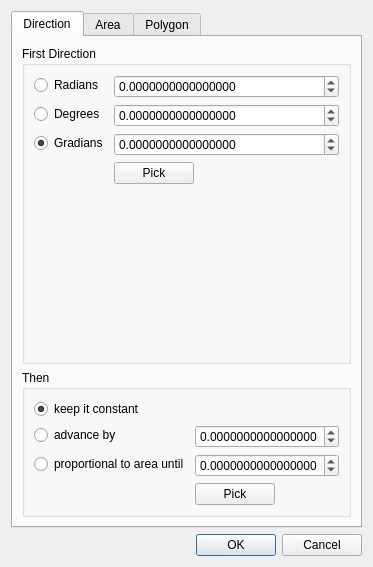
Above: parcels_splitter/parcels_splitter_dialog_base.ui from AdvaitaTopCad/ParcelsFromPolygon before the change. Below: the same form after it.
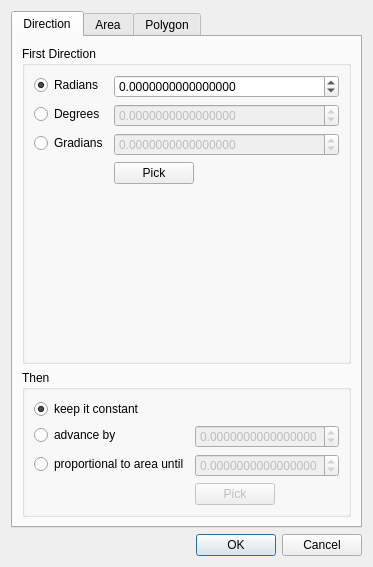
That is the form after the change. Icons and pictures are not drawn.

```diff
--- a/parcels_splitter/parcels_splitter_dialog_base.ui
+++ b/parcels_splitter/parcels_splitter_dialog_base.ui
@@ -6,7 +6,7 @@
    <rect>
     <x>0</x>
     <y>0</y>
-    <width>363</width>
+    <width>334</width>
     <height>567</height>
    </rect>
   </property>
@@ -45,6 +45,9 @@
             <property name="text">
              <string>Radians</string>
             </property>
+            <property name="checked">
+             <bool>true</bool>
+            </property>
            </widget>
           </item>
           <item row="1" column="0">
@@ -60,7 +63,7 @@
              <string>Gradians</string>
             </property>
             <property name="checked">
-             <bool>true</bool>
+             <bool>false</bool>
             </property>
            </widget>
           </item>
@@ -103,6 +106,9 @@
           </item>
           <item row="1" column="1">
            <widget class="QDoubleSpinBox" name="counter_Degrees">
+            <property name="enabled">
+             <bool>false</bool>
+            </property>
             <property name="decimals">
              <number>16</number>
             </property>
@@ -116,6 +122,9 @@
           </item>
           <item row="2" column="1">
            <widget class="QDoubleSpinBox" name="counter_Gradians">
+            <property name="enabled">
+             <bool>false</bool>
+            </property>
             <property name="decimals">
              <number>16</number>
             </property>
@@ -182,6 +191,9 @@
            <layout class="QHBoxLayout" name="horizontalLayout">
             <item>
              <widget class="QPushButton" name="pushButton_PickLastDirection">
+              <property name="enabled">
+               <bool>false</bool>
+              </property>
               <property name="text">
                <string>Pick</string>
               </property>
@@ -204,6 +216,9 @@
           </item>
           <item row="1" column="1">
            <widget class="QDoubleSpinBox" name="counter_PostConst">
+            <property name="enabled">
+             <bool>false</bool>
+            </property>
             <property name="decimals">
              <number>16</number>
             </property>
@@ -217,6 +232,9 @@
           </item>
           <item row="2" column="1">
            <widget class="QDoubleSpinBox" name="counter_PostProportional">
+            <property name="enabled">
+             <bool>false</bool>
+            </property>
             <property name="decimals">
              <number>16</number>
             </property>
```
Left out of the diff: 328 changed lines with no effect on the pictures.
